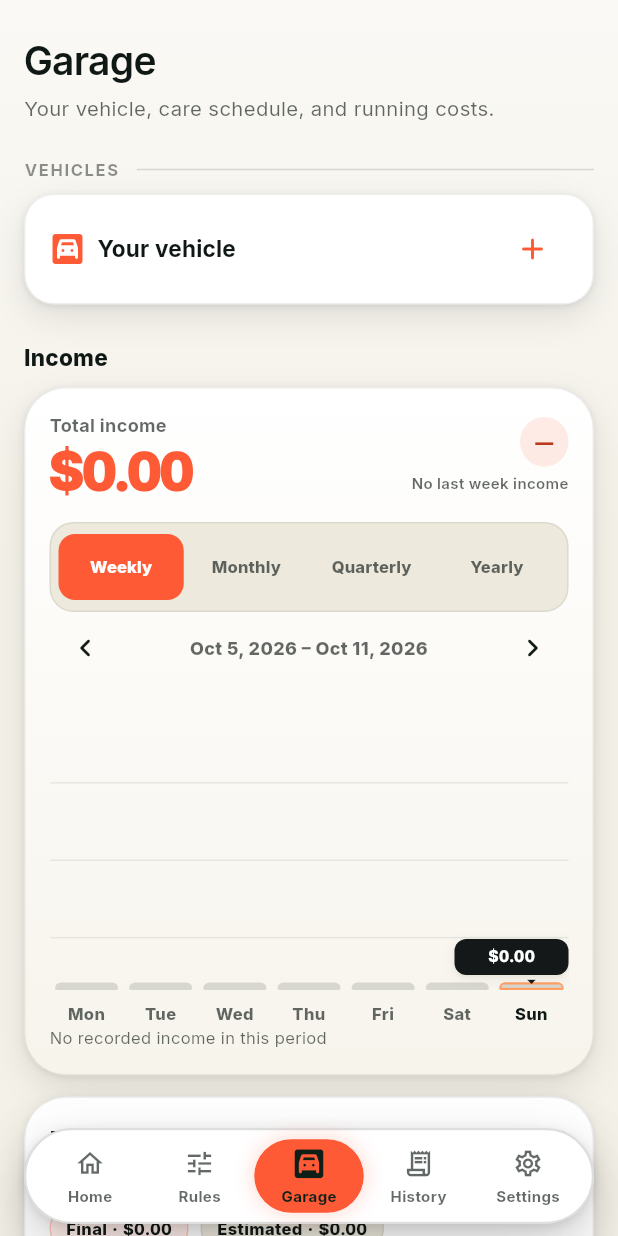
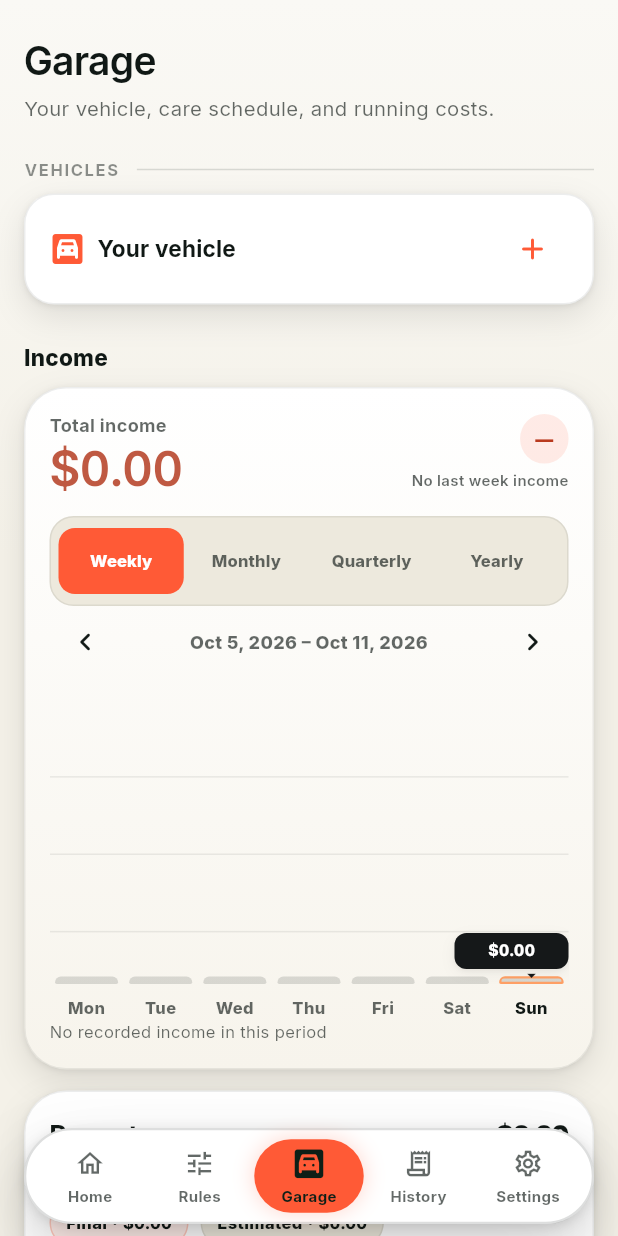
Before and after one commit to cuproud/foxyco, a Flutter app: the RootShell screen opened by its route, item 3 of the bottom bar chosen, on a phone screen of 412 x 824 dp. Run offline on Flutter 3.47's test engine with Material 3 defaults, Android fonts, the phone set to English and light mode, and no system bars; our stand-ins replace basic_utils, cloud_firestore, firebase_auth, firebase_core, flutter_riverpod, go_router and 3 more; missing offline and left inert: in_app_purchase_android; accounts and stored records are empty; network calls fail.

Commit message:
fix(ui): polish recap and income amount

```diff
--- a/lib/ui/settings/about_content.dart
+++ b/lib/ui/settings/about_content.dart
@@ -31,7 +31,7 @@ class AboutSection {
 const aboutIntro = 'Your drive. Your rules.';
 
 /// Guarded against pubspec drift by about_content_test.dart.
-const aboutVersion = '1.0.19 (build 127)';
+const aboutVersion = '1.0.19 (build 128)';
 
 const aboutSections = <AboutSection>[
   AboutSection(
--- a/lib/ui/settings/income_expense_report.dart
+++ b/lib/ui/settings/income_expense_report.dart
@@ -161,15 +161,19 @@ class _IncomeExpenseReportState extends State<IncomeExpenseReport> {
                             child: Text(
                               _money(report.stats.recordedEarnings),
                               style: TextStyle(
-                                color: FoxColors.brandFox,
+                                color: Color.lerp(
+                                  FoxColors.brandFox,
+                                  FoxColors.textSecondary,
+                                  .3,
+                                ),
                                 fontFamily: FoxFonts.display,
                                 fontSize:
                                     MediaQuery.textScalerOf(context).scale(1) >
                                         1.5
                                     ? 28
-                                    : 36,
-                                fontWeight: FontWeight.w900,
-                                letterSpacing: -1.5,
+                                    : 32,
+                                fontWeight: FontWeight.w600,
+                                letterSpacing: -0.5,
                                 height: 1,
                                 fontFeatures: const [
                                   FontFeature.tabularFigures(),
--- a/pubspec.yaml
+++ b/pubspec.yaml
@@ -16,7 +16,7 @@ publish_to: 'none' # Remove this line if you wish to publish to pub.dev
 # https://developer.apple.com/library/archive/documentation/General/Reference/InfoPlistKeyReference/Articles/CoreFoundationKeys.html
 # In Windows, build-name is used as the major, minor, and patch parts
 # of the product and file versions while build-number is used as the build suffix.
-version: 1.0.19+127
+version: 1.0.19+128
 
 environment:
   sdk: ^3.12.2
```
Also changed, not shown: lib/ui/home/home_screen.dart (+43 -13 lines), 6 other files.
